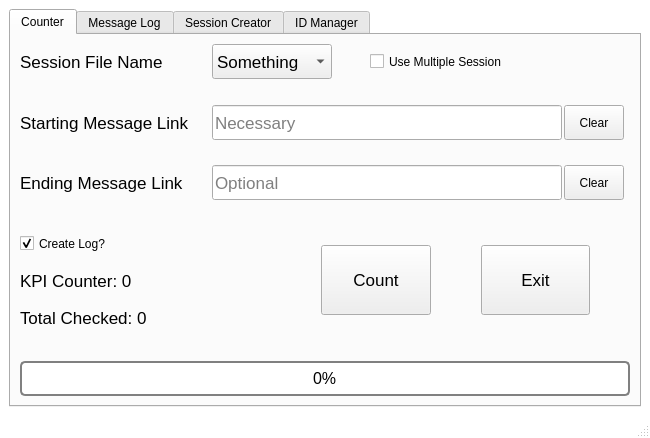
Above: resource/Design.ui from TheRustyPickle/Telecounter before the change. Below: the same form after it.
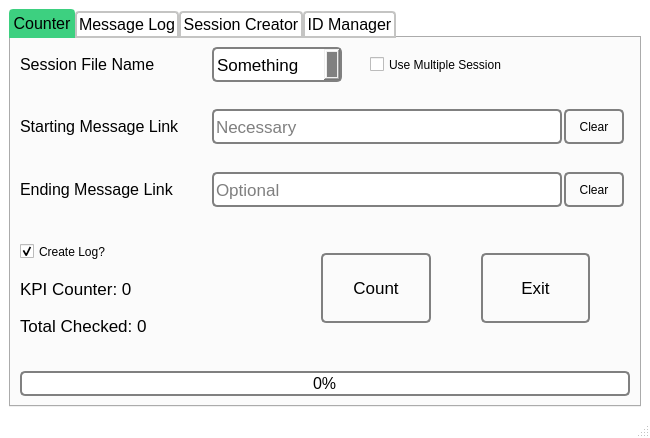
That is the form after the change.

The edit to the form file:
```diff
--- a/resource/Design.ui
+++ b/resource/Design.ui
@@ -30,7 +30,12 @@
    <property name="styleSheet">
     <string notr="true">QWidget{
 selection-background-color: #3DD080;}
-</string>
+
+QLineEdit:focus{
+background-color: #3DD080;}
+
+QComboBox:focus{
+background-color: #3DD080;}</string>
    </property>
    <layout class="QVBoxLayout" name="verticalLayout_3">
     <item>
@@ -41,10 +46,41 @@
         <height>16777215</height>
        </size>
       </property>
+      <property name="font">
+       <font>
+        <pointsize>12</pointsize>
+       </font>
+      </property>
       <property name="styleSheet">
        <string notr="true">QTabWidget::tab-bar {alignment: center;
 }
 
+QTabBar::tab {
+
+    border: 2px solid #C4C4C3;
+    border-bottom-color: #C4C4C3; /* same as the pane color */
+    border-top-left-radius: 4px;
+    border-top-right-radius: 4px;
+    min-width: 8ex;
+    padding: 2px;
+}
+
+QTabBar::tab:selected, QTabBar::tab:hover {
+    background: qlineargradient(x1: 0, y1: 0, x2: 0, y2: 1,
+                                stop: 0 #8BFFB4, stop: 0.4 #8BFFB4,
+                                stop: 0.5 #8BFFB4, stop: 1.0 #8BFFB4);
+}
+
+QTabBar::tab:selected {
+	background-color: #3DD080;
+    border-color: #3DD080;
+    border-bottom-color: #3DD080; 
+}
+
+QTabBar::tab:!selected {
+    margin-top: 2px;
+}
+
 QTableView::item:focus
 {
    selection-background-color: #3DD080;
@@ -55,6 +91,11 @@
 selection-background-color: #3DD080;
 }
 
+QTableView::item:!selected:hover
+{
+border: 2px solid #8BFFB4 ;
+}
+
 QTableView::item:hover
 {
 selection-background-color: #33FF90 ;
@@ -70,6 +111,16 @@
 selection-background-color: #3DD080;
 }
 
+QListWidget::item:hover
+{
+selection-background-color: #33FF90 ;
+}
+
+QListWidget::item:!selected:hover
+{
+border: 2px solid #8BFFB4 ;
+}
+
 QScrollBar:horizontal{
     border: 2px solid grey;
     background: silver;
@@ -122,6 +173,47 @@
 	  height: 0px;
 }
 
+QLineEdit {
+    border: 2px solid grey;
+    border-radius: 5px;
+}
+
+QLineEdit:hover {
+    border: 2px solid #48E48F ;
+    border-radius: 5px;
+}
+
+QPushButton {
+    border: 2px solid grey;
+	border-radius: 5px;
+}
+
+QPushButton:hover
+{
+     background-color: #48E48F ;
+	 
+}
+
+QComboBox {
+    border: 2px solid grey;
+    border-radius: 5px;
+}
+
+QComboBox:hover {
+    border: 2px solid #48E48F;
+    border-radius: 5px;
+}
+
+QComboBox::down-arrow
+{
+background-color : grey;
+}
+
+QPushButton:pressed{
+background-color: #8BFFB4;
+border-style: inset;
+}
+
 </string>
       </property>
       <property name="tabPosition">
@@ -186,7 +278,7 @@
             </property>
             <property name="font">
              <font>
-              <pointsize>13</pointsize>
+              <pointsize>12</pointsize>
              </font>
             </property>
             <property name="frameShape">
@@ -207,7 +299,7 @@
             </property>
             <property name="minimumSize">
              <size>
-              <width>120</width>
+              <width>130</width>
               <height>30</height>
              </size>
             </property>
@@ -334,7 +426,7 @@
             </property>
             <property name="font">
              <font>
-              <pointsize>13</pointsize>
+              <pointsize>12</pointsize>
              </font>
             </property>
             <property name="text">
@@ -464,7 +556,7 @@
             </property>
             <property name="font">
              <font>
-              <pointsize>13</pointsize>
+              <pointsize>12</pointsize>
              </font>
             </property>
             <property name="text">
@@ -828,13 +920,13 @@
             <property name="minimumSize">
              <size>
               <width>550</width>
-              <height>35</height>
+              <height>25</height>
              </size>
             </property>
             <property name="maximumSize">
              <size>
               <width>16777215</width>
-              <height>35</height>
+              <height>25</height>
              </size>
             </property>
             <property name="font">
@@ -852,6 +944,7 @@
              <string notr="true">QProgressBar {
     border: 2px solid grey;
     border-radius: 5px;
+    text-align: center;
 }
 
 QProgressBar::chunk {
@@ -859,11 +952,7 @@
     width: 20px;
 }
 
-QProgressBar {
-    border: 2px solid grey;
-    border-radius: 5px;
-    text-align: center;
-}</string>
+</string>
             </property>
             <property name="value">
              <number>0</number>
```
